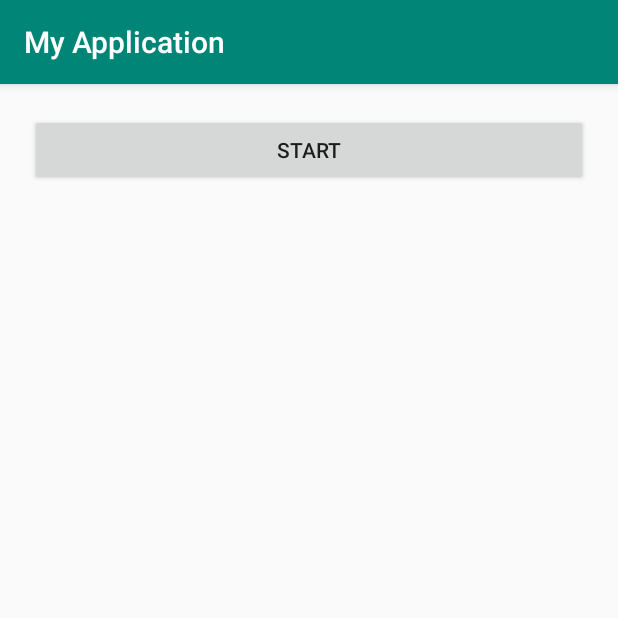
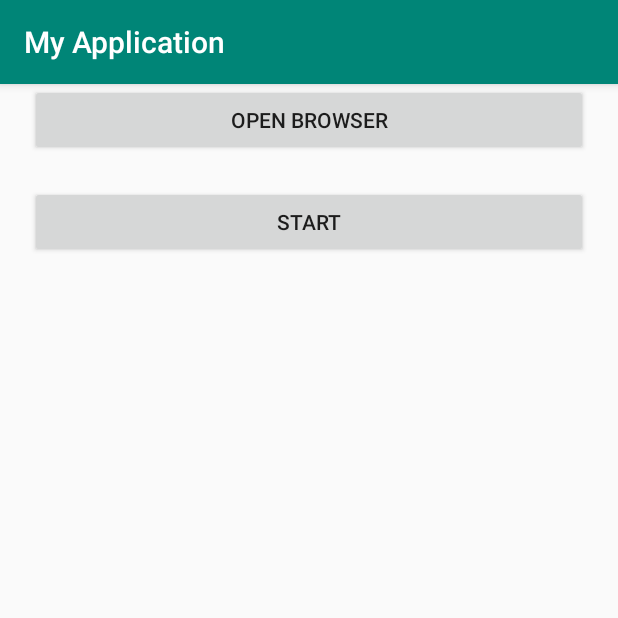
Before and after one commit to Moutamid/CapterraWebsitesLinkScraper, an Android app: the screen it shows after launch (MainActivity), after a tap on "START", on a phone screen of 412 x 824 dp, the top half of it. Run offline under Robolectric (Android 15) with nearby library versions, the phone set to English and light mode, and no system bars.

Commit message:
initial commit with browser support and a delay between each requests

```diff
--- a/app/build.gradle
+++ b/app/build.gradle
@@ -4,7 +4,7 @@ android {
     compileSdkVersion 28
     defaultConfig {
         applicationId "com.example.andy.myapplication"
-        minSdkVersion 15
+        minSdkVersion 16
         targetSdkVersion 28
         versionCode 1
         versionName "1.0"
--- a/app/src/main/java/com/example/andy/myapplication/MainActivity.java
+++ b/app/src/main/java/com/example/andy/myapplication/MainActivity.java
@@ -2,6 +2,8 @@ package com.example.andy.myapplication;
 
 import android.app.ProgressDialog;
 import android.content.Context;
+import android.content.DialogInterface;
+import android.content.Intent;
 import android.os.AsyncTask;
 import android.os.Build;
 import android.os.Bundle;
@@ -33,7 +35,7 @@ public class MainActivity extends AppCompatActivity {
     private Context context = MainActivity.this;
     private ProgressDialog progressDialog;
     TextView textView;
-
+    private boolean breakk = false;
     ArrayList<String> profileUrlsList = new ArrayList<String>();
     ArrayList<String> websiteUrlsList = new ArrayList<String>();
 
@@ -45,14 +47,28 @@ public class MainActivity extends AppCompatActivity {
 
 
         progressDialog = new ProgressDialog(MainActivity.this);
-        progressDialog.setCancelable(false);
+        progressDialog.setCancelable(true);
+        progressDialog.setCanceledOnTouchOutside(true);
         progressDialog.setMessage("Loading...");
+        progressDialog.setOnCancelListener(new DialogInterface.OnCancelListener() {
+            @Override
+            public void onCancel(DialogInterface dialogInterface) {
+                breakk = true;
+            }
+        });
 
         findViewById(R.id.startBtn).setOnClickListener(new View.OnClickListener() {
             @Override
             public void onClick(View view) {
                 DownloadTask task = new DownloadTask();
                 task.execute("https://www.capterra.com/p/170703/Sightcall/");
+            }
+        });
+
+        findViewById(R.id.browserBtn).setOnClickListener(new View.OnClickListener() {
+            @Override
+            public void onClick(View view) {
+                startActivity(new Intent(MainActivity.this, BrowserActivity.class));
             }
         });
 
@@ -336,6 +352,8 @@ public class MainActivity extends AppCompatActivity {
 
         }
 
+//        int position;
+
         @Override
         protected String doInBackground(String... urls) {
             Log.d(TAG, "doInBackground: ");
@@ -371,7 +389,11 @@ public class MainActivity extends AppCompatActivity {
 
             String totalSize = String.valueOf(profileUrlsList.size());
 
+            int i = 0;
+
             for (String profileUrl : profileUrlsList) {
+
+//                if (profileUrlsList.indexOf(profileUrl) + 1)
 
                 String htmlData = getHtmlString(profileUrl);
 
@@ -379,9 +401,25 @@ public class MainActivity extends AppCompatActivity {
 
                 websiteUrlsList.add(webUrl);
 
-                String position = String.valueOf(profileUrlsList.indexOf(profileUrl) + 1);
+                int position = profileUrlsList.indexOf(profileUrl) + 1;
 
-                updateProgressBar(position, totalSize);
+                updateProgressBar(String.valueOf(position), totalSize);
+
+                try {
+                    Thread.sleep(30000);//60000
+                } catch (InterruptedException e) {
+                    e.printStackTrace();
+                }
+
+//                i++;
+//                if (i == 4) {
+//                    break;
+//                }
+
+                if (breakk) {
+                    break;
+                }
+
             }
 
             return "null";
--- a/app/src/main/res/layout/activity_main.xml
+++ b/app/src/main/res/layout/activity_main.xml
@@ -7,22 +7,29 @@
     tools:context=".MainActivity">
 
     <Button
+        android:id="@+id/browserBtn"
         android:layout_width="match_parent"
         android:layout_height="wrap_content"
+        android:layout_marginHorizontal="20dp"
+        android:text="Open browser" />
+
+    <Button
         android:id="@+id/startBtn"
+        android:layout_width="match_parent"
+        android:layout_height="wrap_content"
         android:layout_margin="20dp"
-        android:text="Start"/>
+        android:text="Start" />
 
     <ScrollView
         android:layout_width="match_parent"
         android:layout_height="wrap_content">
 
         <TextView
+            android:id="@+id/outputTextview"
             android:layout_width="match_parent"
             android:layout_height="wrap_content"
-            android:textSize="11sp"
-            android:id="@+id/outputTextview"
-            android:text="Empty" />
+            android:text="Empty"
+            android:textSize="11sp" />
 
     </ScrollView>
 
```
Also changed, not shown: app/src/main/AndroidManifest.xml (+6 -3 lines), app/src/main/java/com/example/andy/myapplication/BrowserActivity.java (added, +19 -0 lines), app/src/main/res/layout/activity_browser.xml (added, +14 -0 lines).
